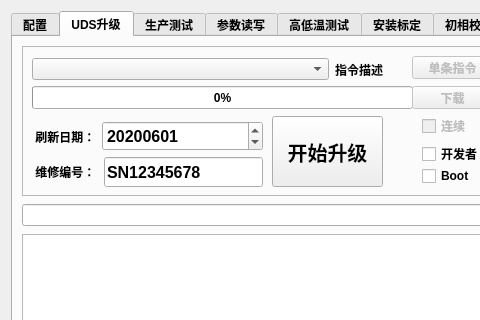
Qt form src/app/view/businessform/udsform.ui (nealwang123/template2) before a commit; both pictures show x 0 to 480 and y 0 to 320 of the 974 by 723 pixel window.
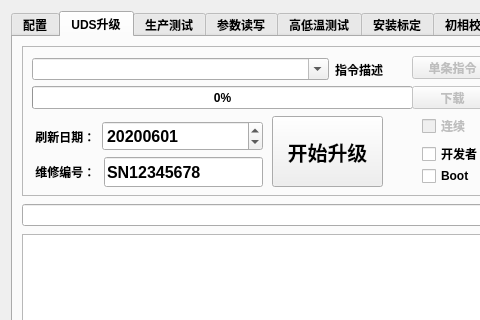
The same form after that commit. The open tabs and pages were chosen to show the change. Icons and pictures are not drawn.

```diff
--- a/src/app/view/businessform/udsform.ui
+++ b/src/app/view/businessform/udsform.ui
@@ -717,6 +717,9 @@
                  <verstretch>0</verstretch>
                 </sizepolicy>
                </property>
+               <property name="editable">
+                <bool>true</bool>
+               </property>
               </widget>
              </item>
              <item>
```
Left out of the diff: 14 changed lines with no effect on the pictures.
